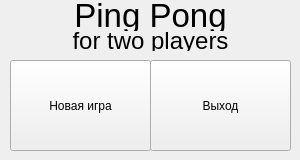
First picture: the form in ui files/main_menu_window.ui, repository MaxPuzotron/Pygame_project_pind_pong, before the edit.
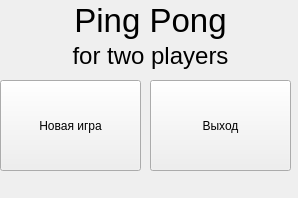
Second picture: the form after the edit.

What changed in the file:
```diff
--- a/ui files/main_menu_window.ui
+++ b/ui files/main_menu_window.ui
@@ -6,8 +6,8 @@
    <rect>
     <x>0</x>
     <y>0</y>
-    <width>300</width>
-    <height>160</height>
+    <width>298</width>
+    <height>198</height>
    </rect>
   </property>
   <property name="windowTitle">
@@ -17,8 +17,8 @@
    <widget class="QPushButton" name="new_game_button">
     <property name="geometry">
      <rect>
-      <x>10</x>
-      <y>60</y>
+      <x>0</x>
+      <y>80</y>
       <width>141</width>
       <height>91</height>
      </rect>
@@ -31,7 +31,7 @@
     <property name="geometry">
      <rect>
       <x>150</x>
-      <y>60</y>
+      <y>80</y>
       <width>141</width>
       <height>91</height>
      </rect>
@@ -46,7 +46,7 @@
       <x>40</x>
       <y>0</y>
       <width>221</width>
-      <height>31</height>
+      <height>41</height>
      </rect>
     </property>
     <property name="font">
@@ -85,9 +85,9 @@
     <property name="geometry">
      <rect>
       <x>40</x>
-      <y>30</y>
+      <y>40</y>
       <width>221</width>
-      <height>21</height>
+      <height>31</height>
      </rect>
     </property>
     <property name="font">
```
